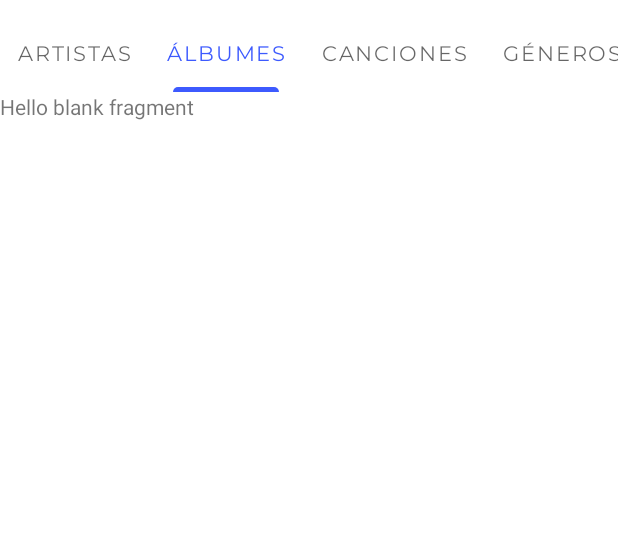
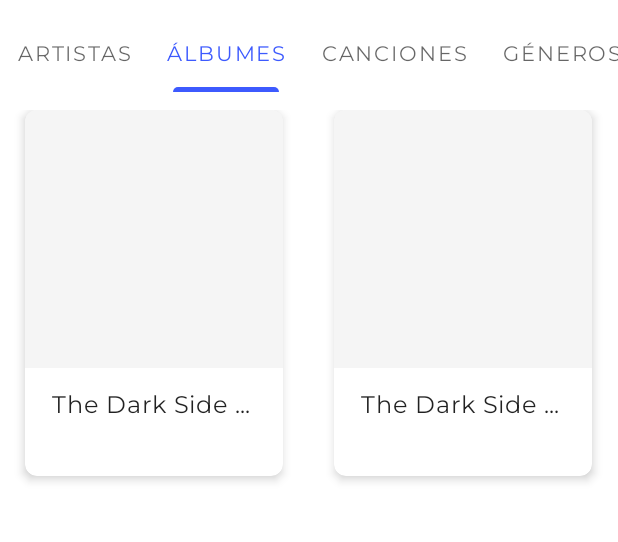
Before and after one commit to serbelga/Gramophone, an Android app: the screen it shows after launch (MainActivity), tab 2 chosen, on a phone screen of 412 x 824 dp, the part 64-606 px from its top. Run offline under Robolectric (Android 15) with nearby library versions, the phone set to English and light mode, and no system bars; Roboto replaces fonts that are not available here.

Commit message:
New AlbumsAdapter and albums_list_item

```diff
--- a/app/src/main/java/com/example/sergiobelda/gramophone/ui/mainmenu/MainActivity.kt
+++ b/app/src/main/java/com/example/sergiobelda/gramophone/ui/mainmenu/MainActivity.kt
@@ -14,6 +14,7 @@ import com.example.sergiobelda.gramophone.R
 import com.example.sergiobelda.gramophone.ui.ErrorFragment
 import com.example.sergiobelda.gramophone.ui.mainmenu.pages.*
 import com.example.sergiobelda.gramophone.ui.preferences.SettingsActivity
+import com.example.sergiobelda.gramophone.util.Album
 import com.example.sergiobelda.gramophone.util.Song
 import com.google.android.material.bottomsheet.BottomSheetBehavior
 import kotlinx.android.synthetic.main.activity_main.*
@@ -82,6 +83,11 @@ class MainActivity : AppCompatActivity() {
                 }
                 1 -> {
                     fragment = AlbumsFragment()
+                    fragment.albumSelectedListener = object : AlbumsFragment.AlbumSelectedListener {
+                        override fun onAlbumSelected(album: Album) {
+
+                        }
+                    }
                 }
                 2 -> {
                     fragment = SongsFragment()
--- a/app/src/main/java/com/example/sergiobelda/gramophone/ui/mainmenu/pages/AlbumsAdapter.kt
+++ b/app/src/main/java/com/example/sergiobelda/gramophone/ui/mainmenu/pages/AlbumsAdapter.kt
@@ -1,5 +1,38 @@
 package com.example.sergiobelda.gramophone.ui.mainmenu.pages
 
-class AlbumsAdapter{
+import android.view.LayoutInflater
+import android.view.View
+import android.view.ViewGroup
+import android.widget.AdapterView
+import android.widget.TextView
+import androidx.recyclerview.widget.RecyclerView
+import com.example.sergiobelda.gramophone.R
+import com.example.sergiobelda.gramophone.util.Album
 
+class AlbumsAdapter(private var albums: ArrayList<Album>, private var listener: OnItemClickListener) : RecyclerView.Adapter<AlbumsAdapter.AlbumsViewHolder>() {
+    override fun onCreateViewHolder(parent: ViewGroup, viewType: Int): AlbumsAdapter.AlbumsViewHolder {
+        val itemView = LayoutInflater.from(parent.context).inflate(R.layout.albums_list_item, parent, false)
+        return AlbumsViewHolder(itemView)
+    }
+
+    override fun getItemCount(): Int {
+        return albums.size
+    }
+
+    override fun onBindViewHolder(holder: AlbumsAdapter.AlbumsViewHolder, position: Int) {
+        val album = albums[position]
+        holder.bingAlbum(album, listener)
+    }
+
+    class AlbumsViewHolder(itemView: View) : RecyclerView.ViewHolder(itemView) {
+        private var albumNameTextView : TextView = itemView.findViewById(R.id.albumNameTextView)
+        private var artistTextView : TextView = itemView.findViewById(R.id.artistTextView)
+        fun bingAlbum(album: Album, listener: OnItemClickListener) {
+            albumNameTextView.text = album.name
+        }
+    }
+
+    interface OnItemClickListener {
+        fun onItemClick(album: Album)
+    }
 }
--- a/app/src/main/java/com/example/sergiobelda/gramophone/ui/mainmenu/pages/AlbumsFragment.kt
+++ b/app/src/main/java/com/example/sergiobelda/gramophone/ui/mainmenu/pages/AlbumsFragment.kt
@@ -6,14 +6,20 @@ import android.view.LayoutInflater
 import android.view.View
 import android.view.ViewGroup
 import androidx.fragment.app.Fragment
+import androidx.recyclerview.widget.GridLayoutManager
+import androidx.recyclerview.widget.LinearLayoutManager
 
 import com.example.sergiobelda.gramophone.R
+import com.example.sergiobelda.gramophone.util.Album
+import com.example.sergiobelda.gramophone.util.Song
+import kotlinx.android.synthetic.main.fragment_songs.*
 
 /**
  * A simple [Fragment] subclass.
  *
  */
 class AlbumsFragment : Fragment() {
+    lateinit var albumSelectedListener : AlbumSelectedListener
 
     override fun onCreateView(
         inflater: LayoutInflater, container: ViewGroup?,
@@ -23,5 +29,23 @@ class AlbumsFragment : Fragment() {
         return inflater.inflate(R.layout.fragment_albums, container, false)
     }
 
+    override fun onViewCreated(view: View, savedInstanceState: Bundle?) {
+        super.onViewCreated(view, savedInstanceState)
+        recyclerView.layoutManager = GridLayoutManager(context, 2)
+        val album = Album("The Dark Side Of The Moon", 1973, "LP", 1)
+        val album1 = Album("The Dark Side Of The Moon", 1973, "LP", 1)
+        val albums = ArrayList<Album>()
+        albums.add(album)
+        albums.add(album1)
+        val adapter = AlbumsAdapter(albums, object : AlbumsAdapter.OnItemClickListener{
+            override fun onItemClick(album: Album) {
+                albumSelectedListener.onAlbumSelected(album)
+            }
+        })
+        recyclerView.adapter = adapter
+    }
 
+    interface AlbumSelectedListener {
+        fun onAlbumSelected(album: Album)
+    }
 }
--- /dev/null
+++ b/app/src/main/res/layout/albums_list_item.xml
@@ -0,0 +1,50 @@
+<?xml version="1.0" encoding="utf-8"?>
+<androidx.appcompat.widget.LinearLayoutCompat
+        xmlns:android="http://schemas.android.com/apk/res/android" xmlns:app="http://schemas.android.com/apk/res-auto"
+        android:orientation="vertical"
+        android:layout_height="match_parent"
+        android:layout_width="match_parent">
+
+    <androidx.cardview.widget.CardView
+            android:orientation="vertical"
+            style="@style/Widget.MaterialComponents.CardView"
+            android:layout_gravity="center"
+            app:cardElevation="4dp"
+            app:cardCornerRadius="8dp"
+            android:layout_height="244dp"
+            android:layout_width="172dp">
+
+        <ImageView
+                android:background="@color/whiteDark"
+                android:layout_width="match_parent"
+                android:layout_height="172dp"/>
+
+        <androidx.appcompat.widget.LinearLayoutCompat
+                android:gravity="center"
+                android:layout_gravity="bottom"
+                android:layout_width="match_parent"
+                android:layout_height="72dp">
+
+            <androidx.appcompat.widget.LinearLayoutCompat
+                    android:orientation="vertical"
+                    android:background="@color/white"
+                    android:layout_width="136dp"
+                    android:layout_height="wrap_content">
+                <TextView
+                        android:id="@+id/albumNameTextView"
+                        style="@style/Body1Text"
+                        android:maxLines="1"
+                        android:ellipsize="end"
+                        android:layout_width="match_parent"
+                        android:layout_height="wrap_content"/>
+
+                <TextView
+                        android:id="@+id/artistTextView"
+                        style="@style/Body2Text"
+                        android:maxLines="1"
+                        android:layout_width="match_parent"
+                        android:layout_height="wrap_content"/>
+            </androidx.appcompat.widget.LinearLayoutCompat>
+        </androidx.appcompat.widget.LinearLayoutCompat>
+    </androidx.cardview.widget.CardView>
+</androidx.appcompat.widget.LinearLayoutCompat>
--- a/app/src/main/res/layout/fragment_albums.xml
+++ b/app/src/main/res/layout/fragment_albums.xml
@@ -5,10 +5,13 @@
              android:layout_height="match_parent"
              tools:context=".ui.mainmenu.pages.AlbumsFragment">
 
-    <!-- TODO: Update blank fragment layout -->
-    <TextView
+    <androidx.recyclerview.widget.RecyclerView
+            android:id="@+id/recyclerView"
+            android:orientation="vertical"
             android:layout_width="match_parent"
             android:layout_height="match_parent"
-            android:text="@string/hello_blank_fragment"/>
+            android:layout_marginTop="8dp"
+            android:layout_gravity="center">
+    </androidx.recyclerview.widget.RecyclerView>
 
 </FrameLayout>
```
